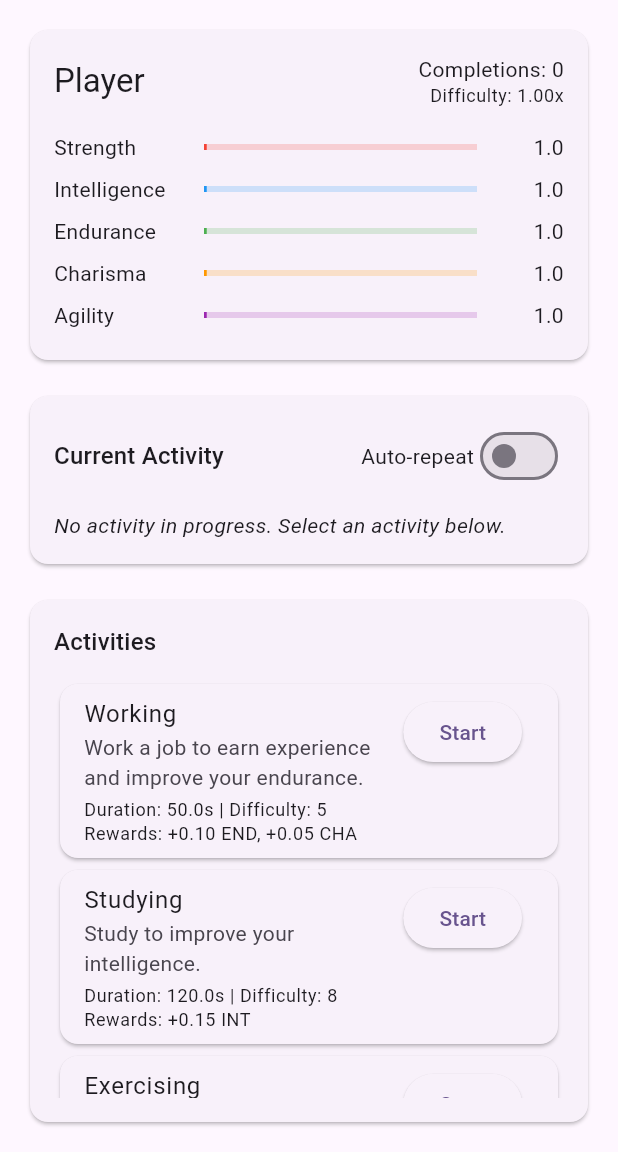
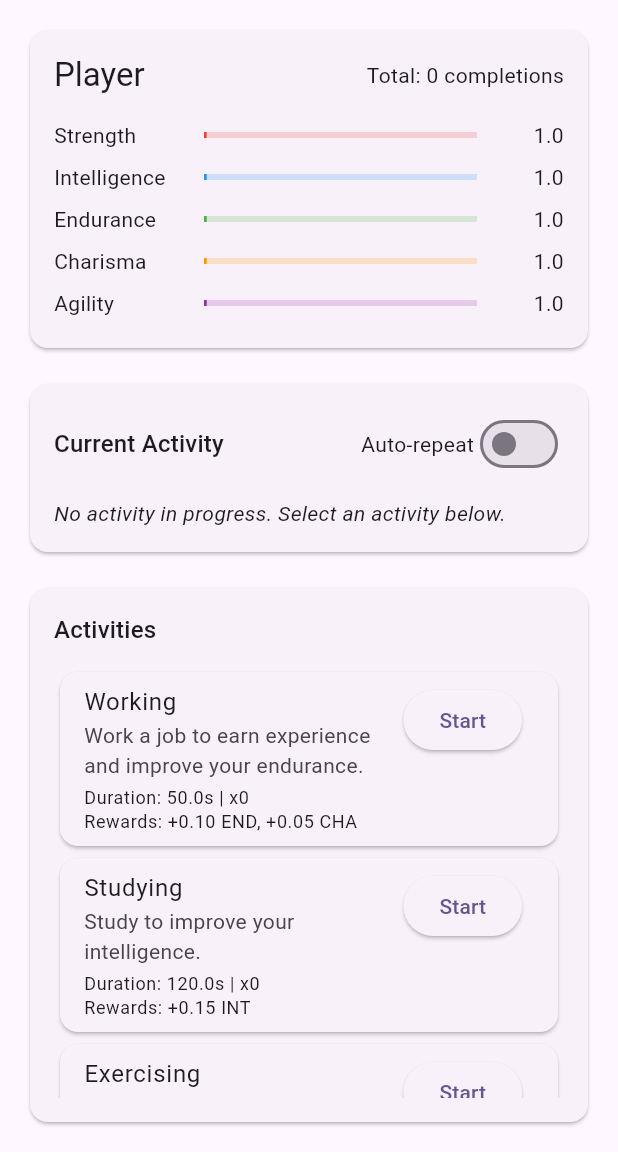
Before and after one commit to Liodene/Just-another-day, a Flutter app: the screen it shows after launch, on a phone screen of 412 x 824 dp, the part 84-1236 px from its top. Run offline on Flutter 3.47's test engine with Material 3 defaults, Android fonts, the phone set to English and light mode, and no system bars.

Commit message:
Track difficulty coefficient per activity type
- Replace global completedActivities with per-activity tracking
- Character now stores Map<String, int> of activity ID to completion count
- Added getCompletions(activityId) and addCompletion(activityId) methods
- getDifficultyCoefficient(activityId) returns 1.10^completions for that activity
- Each activity's difficulty increases independently
- UI shows completion count per activity (xN) and total completions
- Updated tests for per-activity completion tracking

Co-authored-by: corentin.lefevre <corentin.lefevre@staycation.co>

```diff
--- a/lib/main.dart
+++ b/lib/main.dart
@@ -134,19 +134,9 @@ class _GameScreenState extends State<GameScreen>
                   _character.name,
                   style: Theme.of(context).textTheme.titleLarge,
                 ),
-                Column(
-                  crossAxisAlignment: CrossAxisAlignment.end,
-                  children: [
-                    Text(
-                      'Completions: ${_character.completedActivities}',
-                      style: Theme.of(context).textTheme.bodyMedium,
-                    ),
-                    Text(
-                      'Difficulty: '
-                      '${_character.difficultyCoefficient.toStringAsFixed(2)}x',
-                      style: Theme.of(context).textTheme.bodySmall,
-                    ),
-                  ],
+                Text(
+                  'Total: ${_character.totalCompletions} completions',
+                  style: Theme.of(context).textTheme.bodyMedium,
                 ),
               ],
             ),
@@ -299,8 +289,8 @@ class _GameScreenState extends State<GameScreen>
                           Text(activity.description),
                           const SizedBox(height: 4),
                           Text(
-                            'Duration: ${activity.calculateDuration(_character.stats, difficultyCoefficient: _character.difficultyCoefficient).toStringAsFixed(1)}s | '
-                            'Difficulty: ${activity.difficulty.toStringAsFixed(0)}',
+                            'Duration: ${activity.calculateDuration(_character.stats, difficultyCoefficient: _character.getDifficultyCoefficient(activity.id)).toStringAsFixed(1)}s | '
+                            'x${_character.getCompletions(activity.id)}',
                             style: Theme.of(context).textTheme.bodySmall,
                           ),
                           Text(
--- a/lib/models/character.dart
+++ b/lib/models/character.dart
@@ -106,8 +106,9 @@ class Character {
   Character({
     required this.name,
     CharacterStats? stats,
-    this.completedActivities = 0,
-  }) : stats = stats ?? CharacterStats();
+    Map<String, int>? activityCompletions,
+  })  : stats = stats ?? CharacterStats(),
+        _activityCompletions = activityCompletions ?? {};
 
   /// The character's name.
   final String name;
@@ -115,16 +116,33 @@ class Character {
   /// The character's stats.
   final CharacterStats stats;
 
-  /// The number of activities completed.
-  /// Each completion increases difficulty by 1.10x.
-  int completedActivities;
+  /// Completion count per activity type (by activity ID).
+  /// Each completion of an activity increases its difficulty by 1.10x.
+  final Map<String, int> _activityCompletions;
 
-  /// The difficulty coefficient based on completed activities.
-  /// Formula: 1.10 ^ completedActivities
+  /// Gets the number of completions for a specific activity.
+  int getCompletions(String activityId) {
+    return _activityCompletions[activityId] ?? 0;
+  }
+
+  /// Increments the completion count for a specific activity.
+  void addCompletion(String activityId) {
+    _activityCompletions[activityId] =
+        (_activityCompletions[activityId] ?? 0) + 1;
+  }
+
+  /// Gets the difficulty coefficient for a specific activity.
+  /// Formula: 1.10 ^ completions
   /// 0 completions = 1.0x, 1 completion = 1.1x, 2 completions = 1.21x, etc.
-  double get difficultyCoefficient {
-    if (completedActivities <= 0) return 1.0;
-    return _pow(1.10, completedActivities);
+  double getDifficultyCoefficient(String activityId) {
+    final completions = getCompletions(activityId);
+    if (completions <= 0) return 1.0;
+    return _pow(1.10, completions);
+  }
+
+  /// Gets total completions across all activities.
+  int get totalCompletions {
+    return _activityCompletions.values.fold(0, (sum, count) => sum + count);
   }
 
   /// Simple power function for double base and int exponent.
@@ -138,5 +156,5 @@ class Character {
 
   @override
   String toString() =>
-      'Character($name, completions: $completedActivities, $stats)';
+      'Character($name, totalCompletions: $totalCompletions, $stats)';
 }
```
Also changed, not shown: lib/engine/activity_manager.dart (+6 -5 lines), 1 other file.
